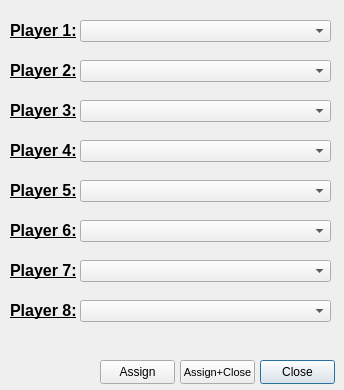
First picture: the form in Windows/playerAssignWindow.ui, repository 6Bolt/Hook-Of-The-Reaper, before the edit.
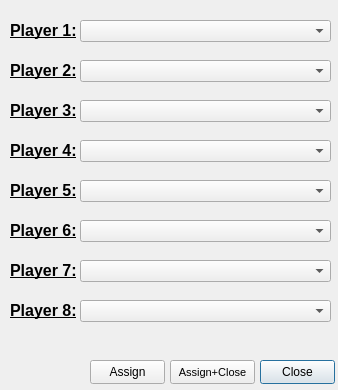
Second picture: the form after the edit.

What changed in the file:
```diff
--- a/Windows/playerAssignWindow.ui
+++ b/Windows/playerAssignWindow.ui
@@ -6,7 +6,7 @@
    <rect>
     <x>0</x>
     <y>0</y>
-    <width>344</width>
+    <width>338</width>
     <height>390</height>
    </rect>
   </property>
@@ -101,9 +101,9 @@
   <widget class="QPushButton" name="okPushButton">
    <property name="geometry">
     <rect>
-     <x>180</x>
+     <x>170</x>
      <y>360</y>
-     <width>75</width>
+     <width>85</width>
      <height>24</height>
     </rect>
    </property>
@@ -122,7 +122,7 @@
   <widget class="QPushButton" name="assignPushButton">
    <property name="geometry">
     <rect>
-     <x>100</x>
+     <x>90</x>
      <y>360</y>
      <width>75</width>
      <height>24</height>
```
